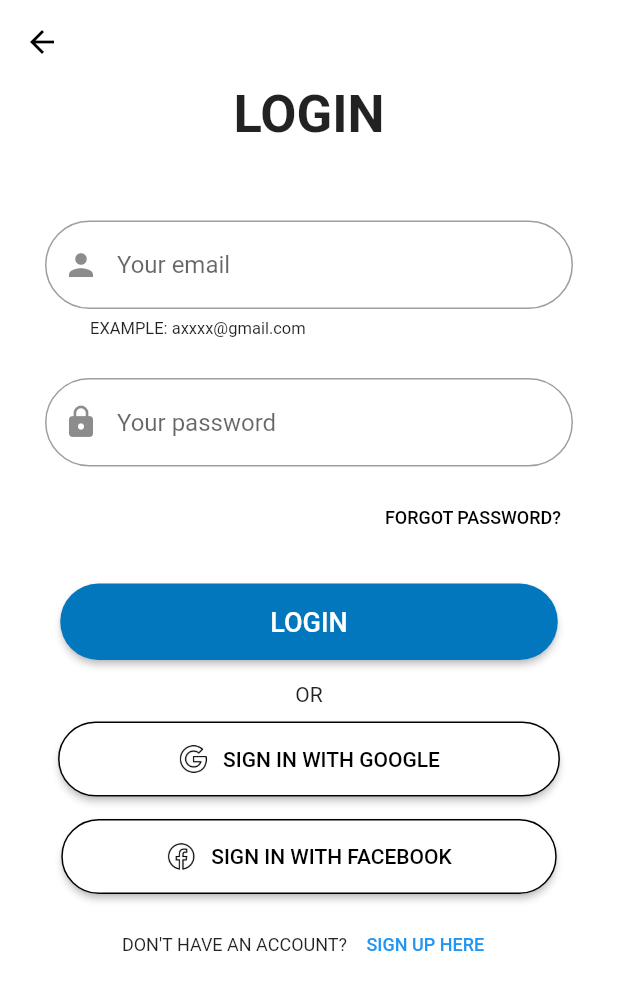
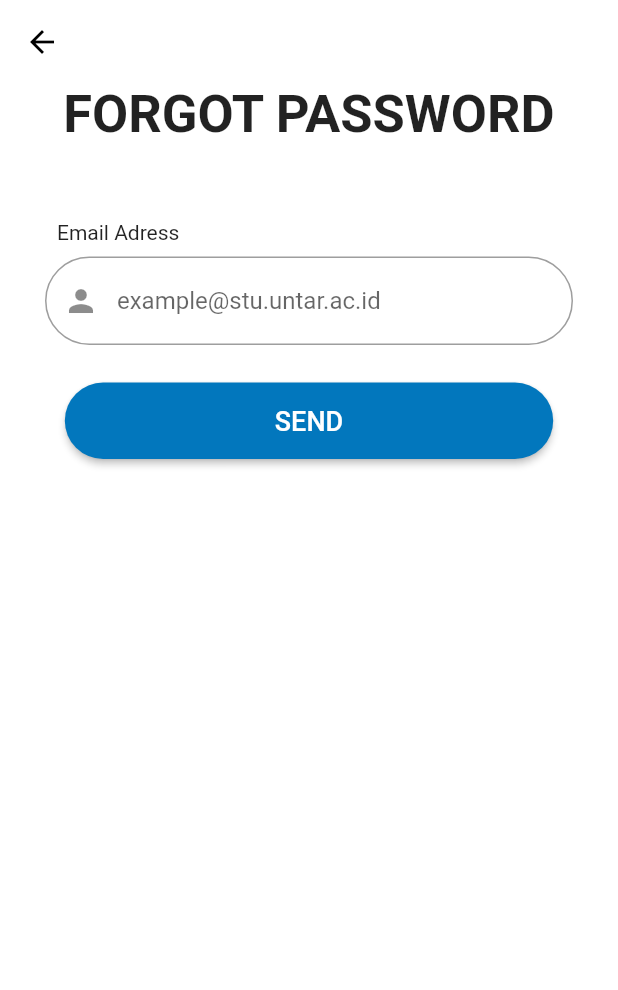
Before and after one commit to coconato04/shopeasy-kel3, a Flutter app: the signinpage screen opened directly, after a tap on "FORGOT PASSWORD?", on a phone screen of 412 x 824 dp. Shown: the top 990 px of the screen. Run offline on Flutter 3.47's test engine with Material 2 defaults, Android fonts, the phone set to English and light mode, and no system bars; our stand-ins replace carousel_slider, firebase_auth, firebase_core, flutter_swiper_null_safety, google_sign_in; accounts and stored records are empty; Roboto replaces fonts that are missing (Ariel).

Commit message:
(Dhiwa) Forgot password UI

```diff
--- /dev/null
+++ b/lib/screens/opening/forgotpasswordpage.dart
@@ -0,0 +1,118 @@
+// ignore_for_file: camel_case_types
+
+import 'package:flutter/material.dart';
+import '../component/rootappbar.dart';
+import '../homescreen/homepage.dart';
+import '../isiapp/search.dart';
+import '../opening/signuppage.dart';
+import 'otpform.dart';
+
+class forgotpasswordpage extends StatefulWidget {
+  const forgotpasswordpage({super.key});
+
+  @override
+  State<forgotpasswordpage> createState() => _forgotpasswordpageState();
+}
+
+class _forgotpasswordpageState extends State<forgotpasswordpage> {
+  @override
+  Widget build(BuildContext context) {
+    final GlobalKey<FormState> _formKey = GlobalKey<FormState>();
+
+    return Scaffold(
+      appBar: AppBar(
+        leading: IconButton(
+          color: Colors.black,
+          icon: const Icon(Icons.arrow_back),
+          onPressed: () {
+            Navigator.of(context).pop();
+          },
+        ),
+        backgroundColor: Colors.transparent,
+        elevation: 0,
+      ),
+      body: SingleChildScrollView(
+        child: Padding(
+          padding: const EdgeInsets.symmetric(horizontal: 30),
+          child: Form(
+            key: _formKey,
+            child: Column(
+              mainAxisAlignment: MainAxisAlignment.center,
+              children: [
+                const Text(
+                  'FORGOT PASSWORD',
+                  style: TextStyle(
+                    fontSize: 35,
+                    fontWeight: FontWeight.bold,
+                  ),
+                ),
+                const SizedBox(
+                    height: 50), // Jarak antara teks "LOGIN" dan email
+                Row(
+                  mainAxisAlignment: MainAxisAlignment.start,
+                  children: const [
+                    Padding(
+                      padding: EdgeInsets.fromLTRB(8, 0, 0, 8),
+                      child: Text(
+                        "Email Adress",
+                      ),
+                    ),
+                  ],
+                ),
+                TextFormField(
+                  keyboardType: TextInputType.emailAddress,
+                  textInputAction: TextInputAction.next,
+                  cursorColor: Colors.lightBlue.shade800,
+                  onSaved: (email) {},
+                  decoration: InputDecoration(
+                    hintText: "example@stu.untar.ac.id",
+                    prefixIcon: const Padding(
+                      padding: EdgeInsets.all(12),
+                      child: Icon(Icons.person),
+                    ),
+                    border: OutlineInputBorder(
+                      borderRadius: BorderRadius.circular(30),
+                    ),
+                  ),
+                ),
+                const SizedBox(
+                    height:
+                        5), // Jarak antara email dan "EXAMPLE: axxxx@gmail,com"
+
+                const SizedBox(height: 20), //
+                ElevatedButton(
+                  onPressed: () {
+                    Navigator.of(context).push(
+                      MaterialPageRoute(builder: (context) => const otpform()),
+                    );
+                    // Tambahkan logika untuk aksi tombol "LOGIN"
+                    if (_formKey.currentState!.validate()) {
+                      // Validasi form
+                      _formKey.currentState!.save();
+                      // Simpan nilai form
+                      // Tambahkan logika untuk proses login
+                    }
+                  },
+                  style: ElevatedButton.styleFrom(
+                    backgroundColor: Colors.lightBlue.shade800,
+                    foregroundColor: Colors.white,
+                    padding: const EdgeInsets.symmetric(
+                        horizontal: 140, vertical: 15),
+                    shape: RoundedRectangleBorder(
+                      borderRadius: BorderRadius.circular(30),
+                    ),
+                  ),
+                  child: const Text(
+                    'SEND',
+                    style: TextStyle(fontSize: 18),
+                  ),
+                ),
+                const SizedBox(height: 10),
+              ],
+            ),
+          ),
+        ),
+      ),
+    );
+  }
+}
--- a/lib/screens/opening/signinpage.dart
+++ b/lib/screens/opening/signinpage.dart
@@ -6,6 +6,7 @@ import 'package:shopeasy/screens/homescreen/homepage.dart';
 import 'package:shopeasy/screens/isiapp/search.dart';
 import 'package:shopeasy/screens/opening/signuppage.dart';
 import 'package:shopeasy/services/auth.dart';
+import 'forgotpasswordpage.dart';
 
 class signinpage extends StatelessWidget {
   final AuthService _auth = AuthService();
@@ -116,6 +117,11 @@ class signinpage extends StatelessWidget {
                     TextButton(
                       onPressed: () {
                         // Tambahkan logika untuk aksi tombol "FORGOT PASSWORD?"
+                        //move to forgotpassword page
+                        Navigator.of(context).push(
+                          MaterialPageRoute(
+                              builder: (context) => const forgotpasswordpage()),
+                        );
                       },
                       child: const Text(
                         'FORGOT PASSWORD?',
```
Also changed, not shown: lib/screens/homescreen/homepage.dart (+1 -15 lines), lib/screens/isiapp/myaccount.dart (+10 -1 lines), lib/screens/opening/newpassword.dart (added, +144 -0 lines), lib/screens/opening/otpform.dart (added, +266 -0 lines), assets/icon/otppagelogo.png (added).
